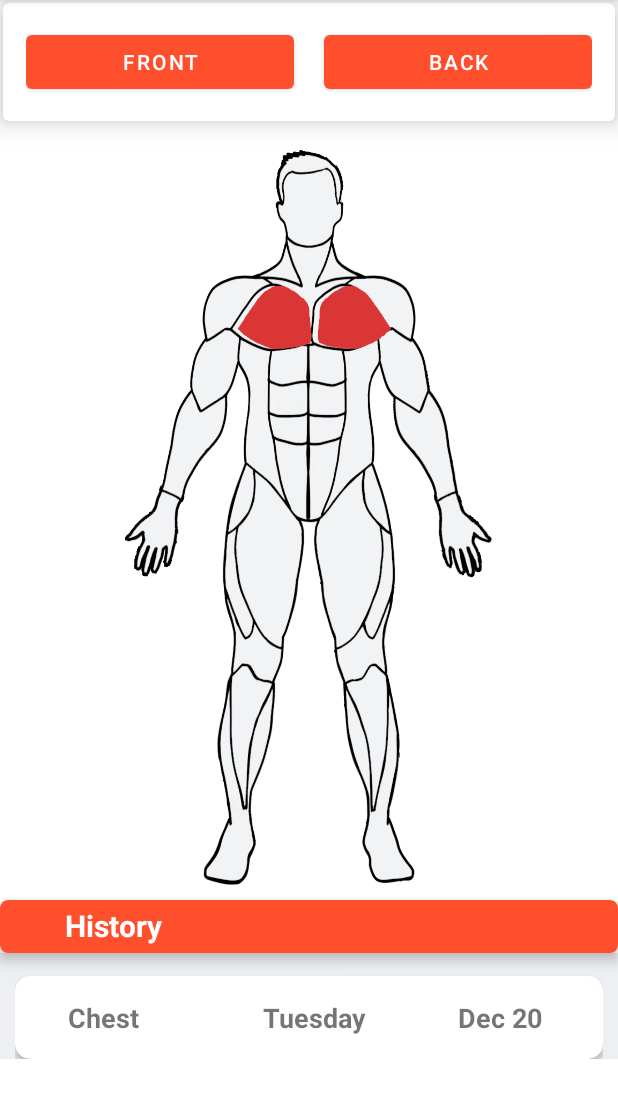
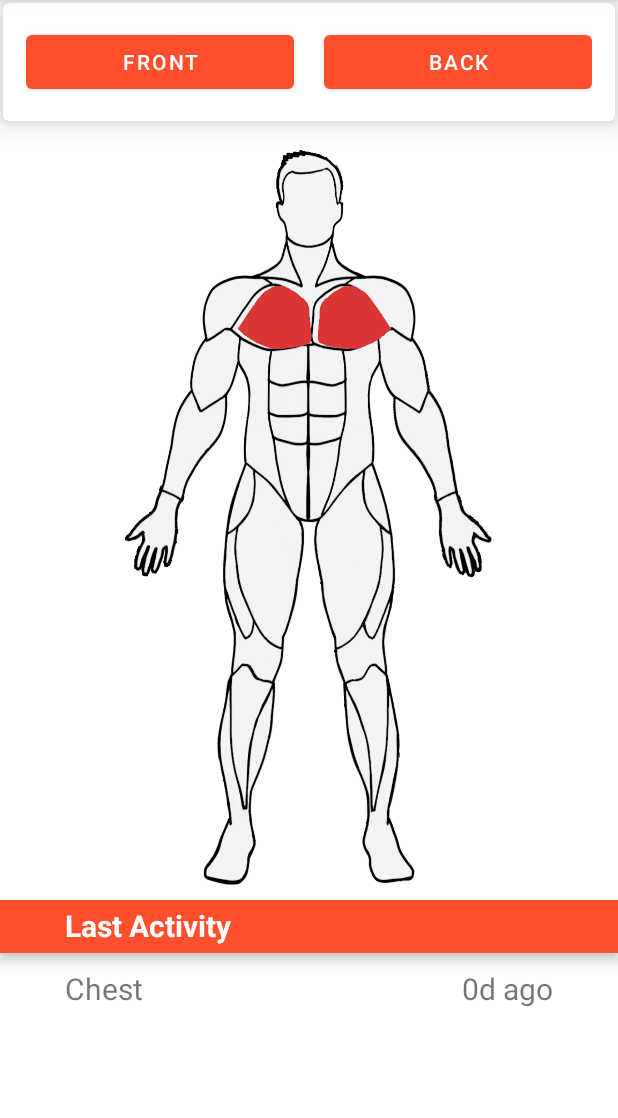
Before and after one commit to JC4github/fitnessTracker, an Android app: the fragment HistoryFragment placed in its activity, in the side drawer, after a tap on "Home", on a phone screen of 412 x 824 dp, the part 84-1202 px from its top. Run offline under Robolectric (Android 15) with nearby library versions, the light colour scheme and no system bars.

Commit message:
added new activity into home

```diff
--- a/app/src/main/java/com/example/fitness/DBHelper.java
+++ b/app/src/main/java/com/example/fitness/DBHelper.java
@@ -33,11 +33,11 @@ public class DBHelper extends SQLiteOpenHelper {
         return result != -1;
     }
 
-    public void deletedata(String muscle, String date){
+    public void deletedata(String muscle, String date, String year){
         SQLiteDatabase DB = this.getWritableDatabase();
-        Cursor cursor = DB.rawQuery("Select * from Workout where muscle = ? and date = ?", new String[]{muscle, date});
+        Cursor cursor = DB.rawQuery("Select * from Workout where muscle = ? and date = ? and year = ?", new String[]{muscle, date, year});
         if (cursor.getCount() > 0) {
-            DB.delete("Workout", "muscle=? and date=?", new String[]{muscle, date});
+            DB.delete("Workout", "muscle=? and date=? and year=?", new String[]{muscle, date, year});
         }
         cursor.close();
     }
@@ -56,7 +56,13 @@ public class DBHelper extends SQLiteOpenHelper {
 
     public Cursor findLast(String muscle){
         SQLiteDatabase DB = this.getWritableDatabase();
-        Cursor cursor = DB.rawQuery("Select date from Workout where muscle = ? order by id DESC limit 1", new String[]{muscle});
+        Cursor cursor = DB.rawQuery("Select date, year from Workout where muscle = ? order by id DESC limit 1", new String[]{muscle});
+        return cursor;
+    }
+
+    public Cursor findLatestEntry(){
+        SQLiteDatabase DB = this.getWritableDatabase();
+        Cursor cursor = DB.rawQuery("Select muscle, date, year from Workout order by id DESC limit 1", null);
         return cursor;
     }
 }
--- /dev/null
+++ b/app/src/main/java/com/example/fitness/DateDiff.java
@@ -0,0 +1,31 @@
+package com.example.fitness;
+
+import android.widget.Toast;
+
+import java.text.ParseException;
+import java.text.SimpleDateFormat;
+import java.util.Calendar;
+import java.util.Date;
+
+public class DateDiff {
+
+    public long DateDiff(String lastDate, String lastYear){
+        SimpleDateFormat sdf = new SimpleDateFormat("yyyy MMM dd");
+
+        Date endDate = Calendar.getInstance().getTime();
+
+        try{
+            Date startDate = sdf.parse(lastYear + " " + lastDate);
+
+            long difference_In_Time = endDate.getTime() - startDate.getTime();
+
+            long difference_In_Days = (difference_In_Time / (1000 * 60 * 60 * 24)) % 365;
+
+            return difference_In_Days;
+
+        } catch (ParseException e) {
+            e.printStackTrace();
+        }
+        return 0;
+    }
+}
--- a/app/src/main/java/com/example/fitness/HistoryFragment.java
+++ b/app/src/main/java/com/example/fitness/HistoryFragment.java
@@ -13,6 +13,8 @@ import androidx.recyclerview.widget.RecyclerView;
 import android.view.LayoutInflater;
 import android.view.View;
 import android.view.ViewGroup;
+import android.widget.EditText;
+import android.widget.TextView;
 import android.widget.Toast;
 
 import java.util.ArrayList;
@@ -25,13 +27,32 @@ public class HistoryFragment extends Fragment {
     ArrayList<workoutmodel> list;
     workoutRecViewAdapter adapter;
 
+    private TextView chestdate;
+    private TextView backdate;
+    private TextView bicepdate;
+    private TextView tricepdate;
+    private TextView forearmdate;
+    private TextView shoulderdate;
+    private TextView coredate;
+    private TextView legdate;
+
     private DBHelper DB;
 
     @Nullable
     @Override
     public View onCreateView(@NonNull LayoutInflater inflater, @Nullable ViewGroup container, @Nullable Bundle savedInstanceState) {
         thiscontext = container.getContext();
-        return inflater.inflate(R.layout.fragment_history, container, false);
+        View view = inflater.inflate(R.layout.fragment_history, container, false);
+        chestdate = (TextView) view.findViewById(R.id.chestdate);
+        backdate = (TextView) view.findViewById(R.id.backdate);
+        bicepdate = (TextView) view.findViewById(R.id.bicepdate);
+        tricepdate = (TextView) view.findViewById(R.id.tricepdate);
+        forearmdate = (TextView) view.findViewById(R.id.forearmdate);
+        shoulderdate = (TextView) view.findViewById(R.id.shoulderdate);
+        coredate = (TextView) view.findViewById(R.id.coredate);
+        legdate = (TextView) view.findViewById(R.id.legdate);
+
+        return view;
     }
 
     @Override
@@ -51,14 +72,93 @@ public class HistoryFragment extends Fragment {
         workoutRecView.setAdapter(adapter);
         workoutRecView.setLayoutManager(new LinearLayoutManager(thiscontext));
 
-        Cursor result = DB.findLast("Chest");
-        while(result.moveToNext()){
-            String text = result.getString(0);
-            Toast.makeText(getActivity(), text,
-                    Toast.LENGTH_LONG).show();
+        Cursor result1 = DB.findLast("Triceps");
+        while(result1.moveToNext()){
+            String lastDate = result1.getString(0);
+            String lastYear = result1.getString(1);
+
+            DateDiff df = new DateDiff();
+            long output = df.DateDiff(lastDate, lastYear);
+
+            tricepdate.setText(String.valueOf(output)+"d");
         }
 
+        Cursor result2 = DB.findLast("Biceps");
+        while(result2.moveToNext()){
+            String lastDate = result2.getString(0);
+            String lastYear = result2.getString(1);
 
+            DateDiff df = new DateDiff();
+            long output = df.DateDiff(lastDate, lastYear);
+
+            bicepdate.setText(String.valueOf(output)+"d");
+        }
+
+        Cursor result3 = DB.findLast("Forearms");
+        while(result3.moveToNext()){
+            String lastDate = result3.getString(0);
+            String lastYear = result3.getString(1);
+
+            DateDiff df = new DateDiff();
+            long output = df.DateDiff(lastDate, lastYear);
+
+            forearmdate.setText(String.valueOf(output)+"d");
+        }
+
+        Cursor result4 = DB.findLast("Shoulders");
+        while(result4.moveToNext()){
+            String lastDate = result4.getString(0);
+            String lastYear = result4.getString(1);
+
+            DateDiff df = new DateDiff();
+            long output = df.DateDiff(lastDate, lastYear);
+
+            shoulderdate.setText(String.valueOf(output)+"d");
+        }
+
+        Cursor result5 = DB.findLast("Abs");
+        while(result5.moveToNext()){
+            String lastDate = result5.getString(0);
+            String lastYear = result5.getString(1);
+
+            DateDiff df = new DateDiff();
+            long output = df.DateDiff(lastDate, lastYear);
+
+            coredate.setText(String.valueOf(output)+"d");
+        }
+
+        Cursor result6 = DB.findLast("Quads");
+        while(result6.moveToNext()){
+            String lastDate = result6.getString(0);
+            String lastYear = result6.getString(1);
+
+            DateDiff df = new DateDiff();
+            long output = df.DateDiff(lastDate, lastYear);
+
+            legdate.setText(String.valueOf(output)+"d");
+        }
+
+        Cursor result7 = DB.findLast("Chest");
+        while(result7.moveToNext()){
+            String lastDate = result7.getString(0);
+            String lastYear = result7.getString(1);
+
+            DateDiff df = new DateDiff();
+            long output = df.DateDiff(lastDate, lastYear);
+
+            chestdate.setText(String.valueOf(output)+"d");
+        }
+
+        Cursor result8 = DB.findLast("Lats");
+        while(result8.moveToNext()){
+            String lastDate = result8.getString(0);
+            String lastYear = result8.getString(1);
+
+            DateDiff df = new DateDiff();
+            long output = df.DateDiff(lastDate, lastYear);
+
+            backdate.setText(String.valueOf(output)+"d");
+        }
     }
 
     //loops over database results and adds them to a list as workoutmodels
--- a/app/src/main/java/com/example/fitness/HomeFragment.java
+++ b/app/src/main/java/com/example/fitness/HomeFragment.java
@@ -14,6 +14,7 @@ import android.webkit.WebView;
 import android.widget.Button;
 import android.widget.ImageView;
 import android.widget.RelativeLayout;
+import android.widget.TextView;
 
 import androidx.annotation.NonNull;
 import androidx.annotation.Nullable;
@@ -42,8 +43,6 @@ public class HomeFragment extends Fragment implements View.OnClickListener, View
     private Button back;
     private Button front;
     private DBHelper DB;
-    private RecyclerView workoutRecView;
-    ArrayList<workoutmodel> list;
 
     private RelativeLayout groupA;
     private RelativeLayout groupB;
@@ -118,10 +117,12 @@ public class HomeFragment extends Fragment implements View.OnClickListener, View
     String weekdayString;
     String yearString;
 
-    workoutRecViewAdapter adapter;
-
     //used for web view
     Intent i;
+
+    //Activity elements
+    private TextView muscleActivity;
+    private TextView dateActivity;
 
     @Override
     public void onClick(View view) {
@@ -312,7 +313,13 @@ public class HomeFragment extends Fragment implements View.OnClickListener, View
     @Override
     public View onCreateView(@NonNull LayoutInflater inflater, @Nullable ViewGroup container, @Nullable Bundle savedInstanceState) {
         thiscontext = container.getContext();
-        return inflater.inflate(R.layout.fragment_home, container, false);
+        View view = inflater.inflate(R.layout.fragment_home, container, false);
+
+        //initialise activities elements
+        muscleActivity = (TextView) view.findViewById(R.id.muscleActivity);
+        dateActivity = (TextView) view.findViewById(R.id.dateActivity);
+
+        return view;
     }
 
     @Override
@@ -353,18 +360,6 @@ public class HomeFragment extends Fragment implements View.OnClickListener, View
                 groupA.setVisibility(groupA.VISIBLE);
             }
         });
-
-
-        workoutRecView = view.findViewById(R.id.workoutRecView);
-
-        list = new ArrayList<>();
-        loadcard();
-
-        adapter = new workoutRecViewAdapter();
-        adapter.setList(list);
-
-        workoutRecView.setAdapter(adapter);
-        workoutRecView.setLayoutManager(new LinearLayoutManager(thiscontext));
 
 
         //initialise all images
@@ -490,6 +485,7 @@ public class HomeFragment extends Fragment implements View.OnClickListener, View
         latsRBtn.setOnLongClickListener(this);
 
         render();
+        updateActivity();
     }
 
     public void changeVisible(View view, String name) {
@@ -504,39 +500,32 @@ public class HomeFragment extends Fragment implements View.OnClickListener, View
 
     public void changeVisibleAndInsert(View view, String name) {
 
+        //click on the muscle again to deselect it
         if (view.getVisibility() == View.VISIBLE) {
             view.setVisibility(View.INVISIBLE);
-            DB.deletedata(name, todayString);
-            updatecard(null);
+            DB.deletedata(name, todayString, yearString);
+            updateActivity();
             return;
         }
 
+
         view.setVisibility(View.VISIBLE);
-        Boolean checkinsertdata = DB.insertdata(name, weekdayString, todayString, yearString);
-        if (checkinsertdata == true) {
-            updatecard(name);
-        }
+        DB.insertdata(name, weekdayString, todayString, yearString);
+        updateActivity();
     }
 
-    public void updatecard(String name) {
-        if (name != null) {
-            list.add(0, new workoutmodel(name, weekdayString, todayString));
-            adapter.notifyDataSetChanged();
-            return;
-        }
-        list.clear();
-        Cursor result = DB.getdata();
-        while (result.moveToNext()) {
-            list.add(0, new workoutmodel(result.getString(0), result.getString(1), result.getString(2)));
-        }
-        adapter.notifyDataSetChanged();
-    }
+    public void updateActivity(){
+        Cursor result = DB.findLatestEntry();
+        while (result.moveToNext()){
+            String muscle = result.getString(0);
+            String date = result.getString(1);
+            String year = result.getString(2);
 
-    public void loadcard() {
-        list.clear();
-        Cursor result = DB.getdata();
-        while (result.moveToNext()) {
-            list.add(0, new workoutmodel(result.getString(0), result.getString(1), result.getString(2)));
+            DateDiff df = new DateDiff();
+            long difference = df.DateDiff(date, year);
+
+            muscleActivity.setText(muscle);
+            dateActivity.setText(String.valueOf(difference));
         }
     }
 
--- a/app/src/main/res/layout/fragment_home.xml
+++ b/app/src/main/res/layout/fragment_home.xml
@@ -619,16 +619,6 @@
                 android:rotation="106" />
         </RelativeLayout>
 
-    <androidx.recyclerview.widget.RecyclerView
-        android:id="@+id/workoutRecView"
-        android:layout_width="match_parent"
-        android:layout_height="wrap_content"
-        android:layout_below="@+id/spacer"
-        android:background="@color/offWhite"
-        android:paddingLeft="10dp"
-        android:paddingTop="10dp"
-        android:paddingRight="10dp" />
-
     <androidx.cardview.widget.CardView
         android:id="@+id/spacer"
         android:layout_width="match_parent"
@@ -636,7 +626,7 @@
         android:layout_below="@+id/groupB"
         android:layout_marginTop="10dp"
         app:cardBackgroundColor="@color/mainorange"
-        app:cardCornerRadius="5dp"
+        app:cardCornerRadius="0dp"
         app:cardElevation="5dp">
 
         <TextView
@@ -644,11 +634,54 @@
             android:layout_height="wrap_content"
             android:layout_marginLeft="43dp"
             android:layout_marginTop="3dp"
-            android:text="History"
+            android:text="Last Activity"
             android:textColor="@color/white"
             android:textSize="20dp"
             android:textStyle="bold" />
 
     </androidx.cardview.widget.CardView>
 
+    <LinearLayout
+        android:layout_below="@+id/spacer"
+        android:layout_width="match_parent"
+        android:layout_height="wrap_content"
+        android:padding="10dp"
+        >
+
+        <TextView
+            android:layout_width="wrap_content"
+            android:layout_height="wrap_content"
+            android:textSize="20dp"
+            android:text="muscle"
+            android:layout_marginEnd="50dp"
+            android:layout_marginStart="33dp"
+            android:id="@+id/muscleActivity">
+
+        </TextView>
+        <LinearLayout
+            android:layout_width="match_parent"
+            android:layout_height="wrap_content"
+            android:gravity="end"
+            android:layout_marginEnd="33dp">
+            <TextView
+                android:layout_width="wrap_content"
+                android:layout_height="wrap_content"
+                android:textSize="20dp"
+                android:text="0"
+                android:id="@+id/dateActivity"
+                >
+
+            </TextView>
+            <TextView
+                android:layout_width="wrap_content"
+                android:layout_height="wrap_content"
+                android:textSize="20dp"
+                android:text="d ago"
+                >
+
+            </TextView>
+        </LinearLayout>
+
+    </LinearLayout>
+
 </RelativeLayout>
```
Also changed, not shown: app/src/main/res/layout/fragment_history.xml (+6 -6 lines).
